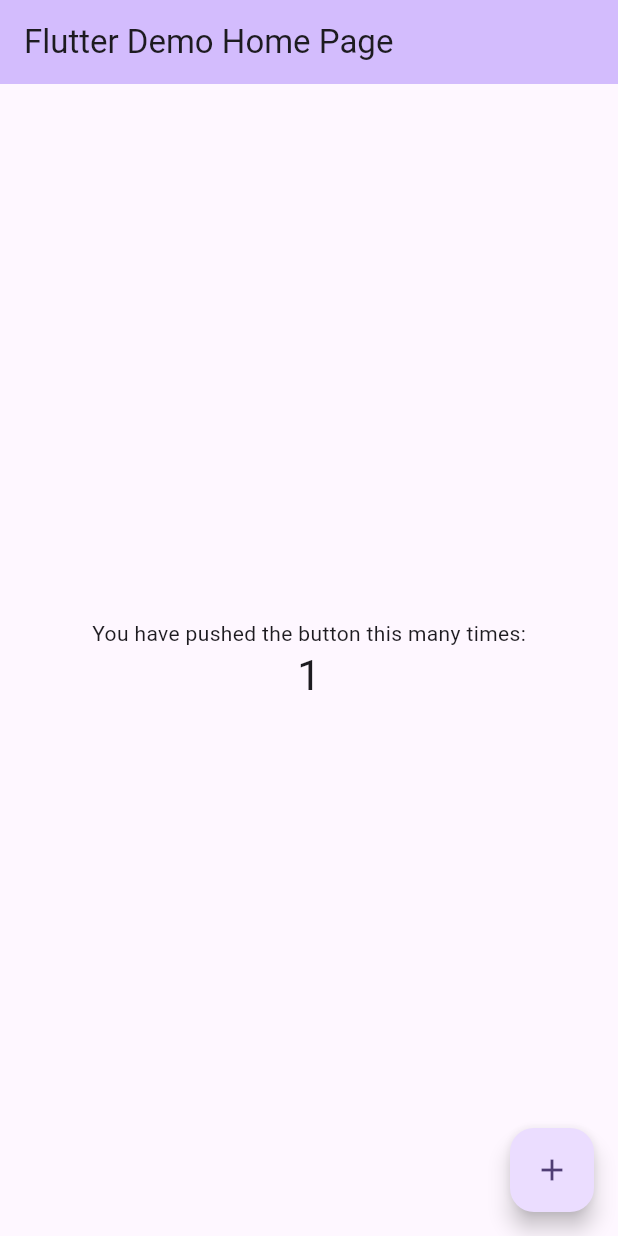
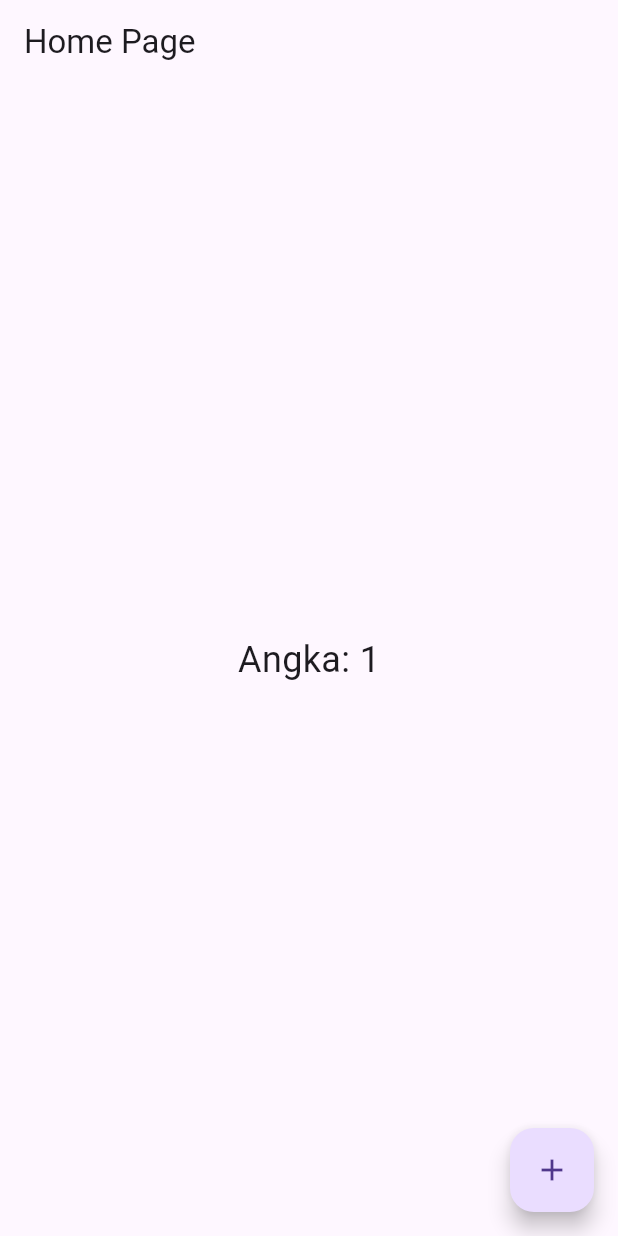
Before and after one commit to Felix-kuang/Felix_frond-end, a Flutter app: the screen it shows after launch, after a tap on the "add" icon, on a phone screen of 412 x 824 dp. Run offline on Flutter 3.47's test engine with Material 3 defaults, Android fonts, the phone set to English and light mode, and no system bars; our stand-ins replace get.

```diff
--- /dev/null
+++ b/frontend/lib/bindings/home_binding.dart
@@ -0,0 +1,9 @@
+import 'package:frontend/controllers/home_controller.dart';
+import 'package:get/get.dart';
+
+class HomeBinding extends Bindings {
+  @override
+  void dependencies() {
+    Get.lazyPut(() => HomeController());
+  }
+}
--- /dev/null
+++ b/frontend/lib/controllers/home_controller.dart
@@ -0,0 +1,7 @@
+import 'package:get/get.dart';
+
+class HomeController extends GetxController{
+  var count = 0.obs;
+
+  void increment() => count++;
+}
--- a/frontend/lib/main.dart
+++ b/frontend/lib/main.dart
@@ -1,122 +1,17 @@
 import 'package:flutter/material.dart';
+import 'package:frontend/views/home_view.dart';
+import 'package:get/get.dart';
+
+import 'bindings/home_binding.dart';
 
 void main() {
-  runApp(const MyApp());
+  runApp(
+    GetMaterialApp(
+      debugShowCheckedModeBanner: false,
+      initialRoute: '/',
+      getPages: [
+        GetPage(name: '/', page: () => HomeView(), binding: HomeBinding()),
+      ],
+    ),
+  );
 }
-
-class MyApp extends StatelessWidget {
-  const MyApp({super.key});
-
-  // This widget is the root of your application.
-  @override
-  Widget build(BuildContext context) {
-    return MaterialApp(
-      title: 'Flutter Demo',
-      theme: ThemeData(
-        // This is the theme of your application.
-        //
-        // TRY THIS: Try running your application with "flutter run". You'll see
-        // the application has a purple toolbar. Then, without quitting the app,
-        // try changing the seedColor in the colorScheme below to Colors.green
-        // and then invoke "hot reload" (save your changes or press the "hot
-        // reload" button in a Flutter-supported IDE, or press "r" if you used
-        // the command line to start the app).
-        //
-        // Notice that the counter didn't reset back to zero; the application
-        // state is not lost during the reload. To reset the state, use hot
-        // restart instead.
-        //
-        // This works for code too, not just values: Most code changes can be
-        // tested with just a hot reload.
-        colorScheme: ColorScheme.fromSeed(seedColor: Colors.deepPurple),
-      ),
-      home: const MyHomePage(title: 'Flutter Demo Home Page'),
-    );
-  }
-}
-
-class MyHomePage extends StatefulWidget {
-  const MyHomePage({super.key, required this.title});
-
-  // This widget is the home page of your application. It is stateful, meaning
-  // that it has a State object (defined below) that contains fields that affect
-  // how it looks.
-
-  // This class is the configuration for the state. It holds the values (in this
-  // case the title) provided by the parent (in this case the App widget) and
-  // used by the build method of the State. Fields in a Widget subclass are
-  // always marked "final".
-
-  final String title;
-
-  @override
-  State<MyHomePage> createState() => _MyHomePageState();
-}
-
-class _MyHomePageState extends State<MyHomePage> {
-  int _counter = 0;
-
-  void _incrementCounter() {
-    setState(() {
-      // This call to setState tells the Flutter framework that something has
-      // changed in this State, which causes it to rerun the build method below
-      // so that the display can reflect the updated values. If we changed
-      // _counter without calling setState(), then the build method would not be
-      // called again, and so nothing would appear to happen.
-      _counter++;
-    });
-  }
-
-  @override
-  Widget build(BuildContext context) {
-    // This method is rerun every time setState is called, for instance as done
-    // by the _incrementCounter method above.
-    //
-    // The Flutter framework has been optimized to make rerunning build methods
-    // fast, so that you can just rebuild anything that needs updating rather
-    // than having to individually change instances of widgets.
-    return Scaffold(
-      appBar: AppBar(
-        // TRY THIS: Try changing the color here to a specific color (to
-        // Colors.amber, perhaps?) and trigger a hot reload to see the AppBar
-        // change color while the other colors stay the same.
-        backgroundColor: Theme.of(context).colorScheme.inversePrimary,
-        // Here we take the value from the MyHomePage object that was created by
-        // the App.build method, and use it to set our appbar title.
-        title: Text(widget.title),
-      ),
-      body: Center(
-        // Center is a layout widget. It takes a single child and positions it
-        // in the middle of the parent.
-        child: Column(
-          // Column is also a layout widget. It takes a list of children and
-          // arranges them vertically. By default, it sizes itself to fit its
-          // children horizontally, and tries to be as tall as its parent.
-          //
-          // Column has various properties to control how it sizes itself and
-          // how it positions its children. Here we use mainAxisAlignment to
-          // center the children vertically; the main axis here is the vertical
-          // axis because Columns are vertical (the cross axis would be
-          // horizontal).
-          //
-          // TRY THIS: Invoke "debug painting" (choose the "Toggle Debug Paint"
-          // action in the IDE, or press "p" in the console), to see the
-          // wireframe for each widget.
-          mainAxisAlignment: MainAxisAlignment.center,
-          children: <Widget>[
-            const Text('You have pushed the button this many times:'),
-            Text(
-              '$_counter',
-              style: Theme.of(context).textTheme.headlineMedium,
-            ),
-          ],
-        ),
-      ),
-      floatingActionButton: FloatingActionButton(
-        onPressed: _incrementCounter,
-        tooltip: 'Increment',
-        child: const Icon(Icons.add),
-      ), // This trailing comma makes auto-formatting nicer for build methods.
-    );
-  }
-}
--- /dev/null
+++ b/frontend/lib/views/home_view.dart
@@ -0,0 +1,24 @@
+import 'package:flutter/material.dart';
+import 'package:frontend/controllers/home_controller.dart';
+import 'package:get/get.dart';
+
+class HomeView extends GetView<HomeController> {
+  @override
+  Widget build(BuildContext context) {
+    return Scaffold(
+      appBar: AppBar(title: Text("Home Page")),
+      body: Center(
+        child: Obx(
+          () => Text(
+            'Angka: ${controller.count}',
+            style: TextStyle(fontSize: 24),
+          ),
+        ),
+      ),
+      floatingActionButton: FloatingActionButton(
+        onPressed: controller.increment,
+        child: Icon(Icons.add),
+      ),
+    );
+  }
+}
--- a/frontend/pubspec.yaml
+++ b/frontend/pubspec.yaml
@@ -34,6 +34,8 @@ dependencies:
   # The following adds the Cupertino Icons font to your application.
   # Use with the CupertinoIcons class for iOS style icons.
   cupertino_icons: ^1.0.8
+  get: ^4.7.2
+  dio: ^5.4.0
 
 dev_dependencies:
   flutter_test:
```
Also changed, not shown: frontend/pubspec.lock, 2 other files.
